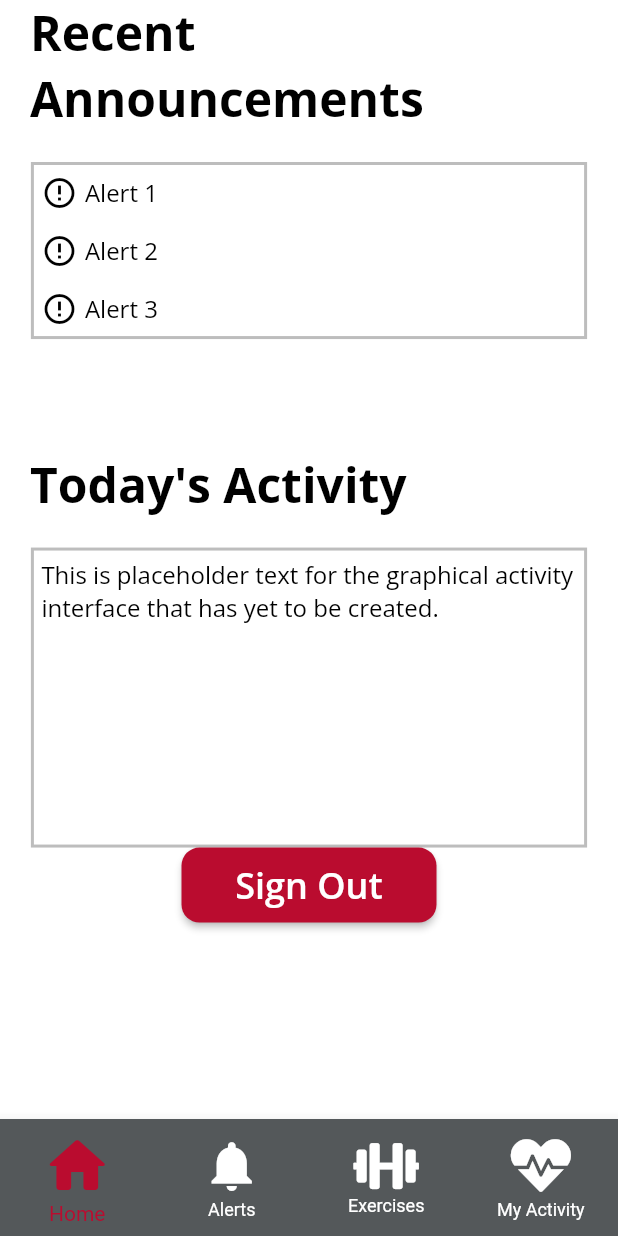
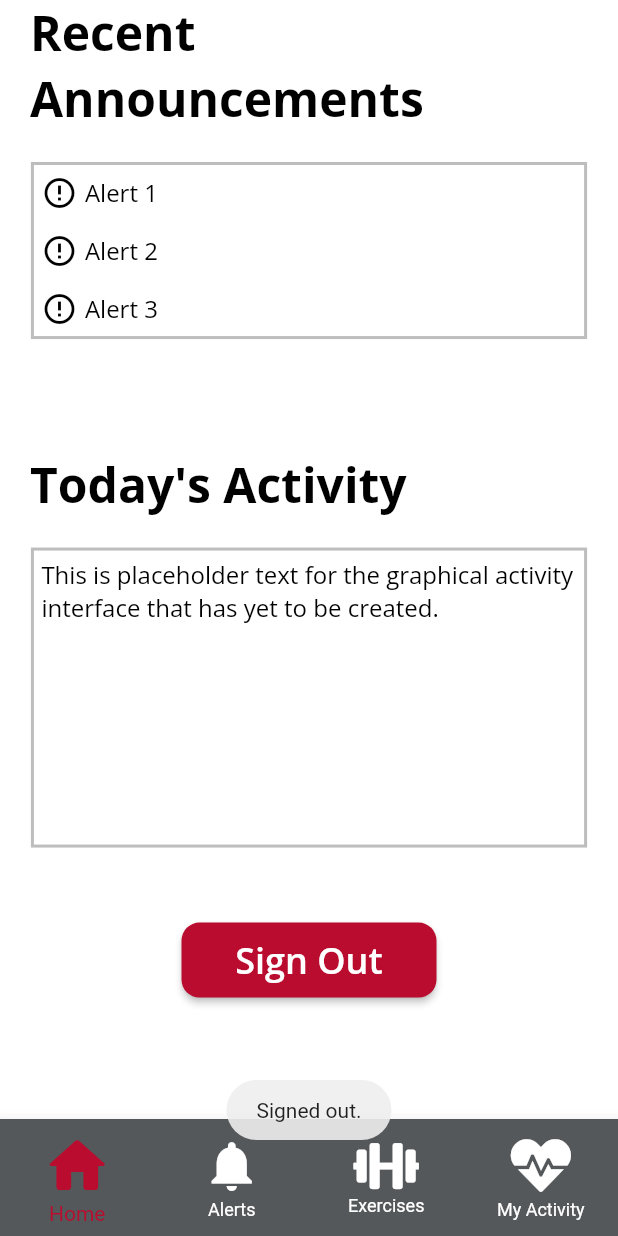
Before and after one commit to myAPFP/apfp_app, a Flutter app: the HomeWidget screen opened directly, after a tap on "Sign Out", on a phone screen of 412 x 824 dp. Run offline on Flutter 3.47's test engine with Material 2 defaults, Android fonts, the phone set to English and light mode, and no system bars; drawn by our look-alikes of auto_size_text; our stand-ins replace cloud_firestore, firebase_auth, firebase_core, fluttertoast, font_awesome_flutter, google_fonts and 2 more; missing offline and left inert: youtube_explode_dart, youtube_plyr_iframe; accounts and stored records are empty.

Commit message:
adds signout toast

```diff
--- a/lib/fire_auth/fire_auth.dart
+++ b/lib/fire_auth/fire_auth.dart
@@ -87,7 +87,9 @@ class FireAuth {
   }
 
   signOut() async {
+    showToast("Signing out..");
     await FirebaseAuth.instance.signOut();
+    showToast("Signed out.");
   }
 
   deleteCurrentUser() async {
--- a/lib/home/home_widget.dart
+++ b/lib/home/home_widget.dart
@@ -37,8 +37,10 @@ class _HomeWidgetState extends State<HomeWidget> {
     );
   }
 
-  FFButtonWidget _signOutButton() {
-    return FFButtonWidget(
+  Padding _signOutButton() {
+    return Padding(
+      padding: const EdgeInsets.only(top:50.0),
+      child: FFButtonWidget(
         onPressed: () async {
           fire_auth.signOut();
           await Navigator.pushAndRemoveUntil(
@@ -66,6 +68,7 @@ class _HomeWidgetState extends State<HomeWidget> {
             width: 1,
           ),
           borderRadius: 12,
+        ),
       ),
     );
   }
```
Lines whose indentation alone changed are shown as unchanged.
